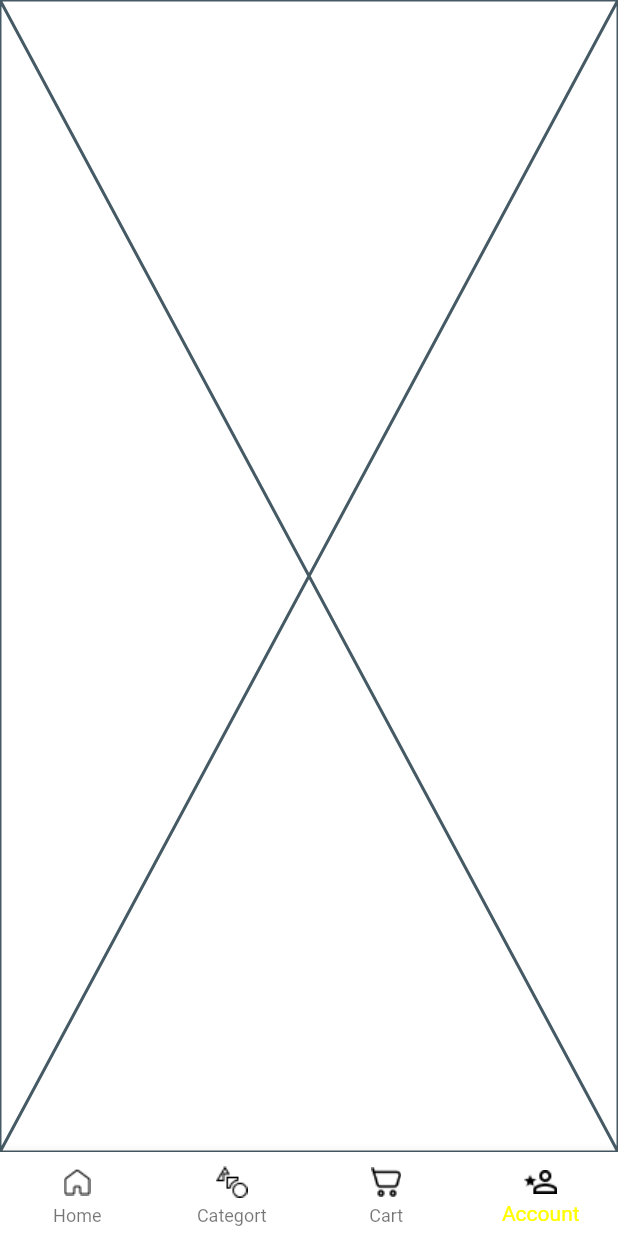
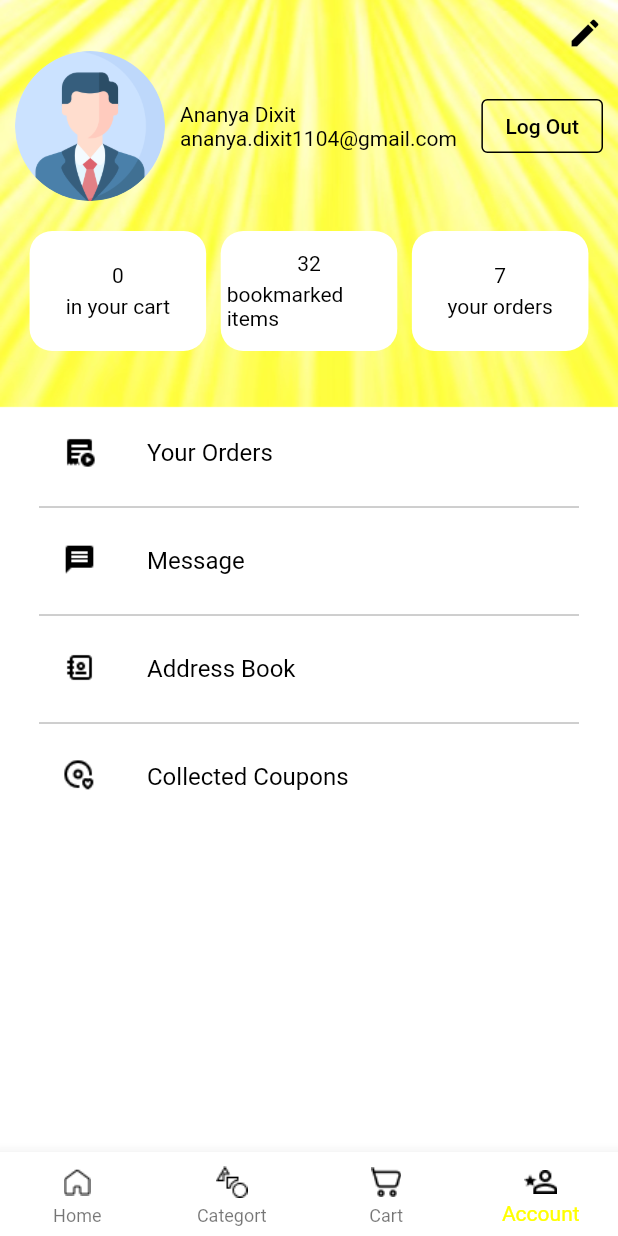
Before and after one commit to ananyadix/DailyDo, a Flutter app: the HomeScreen screen opened directly, item 4 of the bottom bar chosen, on a phone screen of 412 x 824 dp. Run offline on Flutter 3.47's test engine with Material 2 defaults, Android fonts, the phone set to English and light mode, and no system bars; our stand-ins replace get, velocity_x.

Commit message:
account tab

```diff
--- a/ecommerce/lib/account/account_tab.dart
+++ b/ecommerce/lib/account/account_tab.dart
@@ -1,10 +1,70 @@
 import 'package:ecommerce/consts/consts.dart';
+import 'package:ecommerce/consts/list.dart';
 
 class AccountTab extends StatelessWidget {
   const AccountTab({super.key});
 
   @override
   Widget build(BuildContext context) {
-    return const Placeholder();
+    return Container(
+      decoration: const BoxDecoration(
+          image: DecorationImage(image: AssetImage(account),fit: BoxFit.fill)
+      ),
+      child: Scaffold(
+        body: SafeArea(
+          child: Container(
+            padding: EdgeInsets.all(10),
+            child: Column(
+              children: [
+                Align(child: Icon(Icons.edit,color: Colors.black,),alignment: Alignment.topRight,),
+                Row(
+                  children: [
+                    Image.asset("assets/images/profile.png",width: 100,fit: BoxFit.cover,).box.roundedFull.clip(Clip.antiAlias).make(),
+                    10.widthBox,
+                    Expanded(child: Column(
+                      crossAxisAlignment: CrossAxisAlignment.start,
+                      children: [
+                        "Ananya Dixit".text.color(Colors.black).make(),
+                        "ananya.dixit1104@gmail.com".text.color(Colors.black).make(),
+                      ],
+                    )),
+                    OutlinedButton(onPressed: (){}, child: "Log Out".text.color(Colors.black).make(),
+                    style: OutlinedButton.styleFrom(
+                      side: BorderSide(
+                        color: Colors.black
+                      )
+                    ),)
+                  ],
+                ),
+                20.heightBox,
+                Row(
+                  mainAxisAlignment: MainAxisAlignment.spaceEvenly,
+                  children: [
+                    detailButton(width: context.screenWidth / 3.5, count: "0", title: "in your cart"),
+                    detailButton(width: context.screenWidth / 3.5, count: "32", title: "bookmarked items"),
+                    detailButton(width: context.screenWidth / 3.5, count: "7", title: "your orders")
+                    ],
+                ),
+                40.heightBox,
+                ListView.separated(
+                  shrinkWrap: true,
+                  separatorBuilder: (context,index){
+                    return const Divider(color: Colors.grey,);
+                  },
+                  itemCount: accountMy.length,
+                  itemBuilder: (BuildContext context,int index){
+                    return ListTile(
+                      leading: Image.asset(accountImg[index],
+                      width: 22,),
+                      title: accountMy[index].text.color(Colors.black).make(),
+                    );
+                  },
+                ).box.white.rounded.padding(EdgeInsets.symmetric(horizontal: 16)).make()
+              ],
+            ),
+          ),
+        ),
+      ),
+    );
   }
 }
--- a/ecommerce/lib/cart/cart_tab.dart
+++ b/ecommerce/lib/cart/cart_tab.dart
@@ -5,6 +5,9 @@ class CartTab extends StatelessWidget {
 
   @override
   Widget build(BuildContext context) {
-    return const Placeholder();
+    return Container(
+      color: Colors.white,
+      child: "Cart is empty".text.color(Colors.grey).makeCentered(),
+    );
   }
 }
--- a/ecommerce/lib/consts/consts.dart
+++ b/ecommerce/lib/consts/consts.dart
@@ -9,3 +9,4 @@ export 'package:ecommerce/widgets_common/button.dart';
 export 'package:ecommerce/views/authentication_screen/signup.dart';
 export 'package:ecommerce/widgets_common/featur_button.dart';
 export 'package:ecommerce/widgets_common/top_button.dart';
+export 'package:ecommerce/widgets_common/detail.dart';
--- a/ecommerce/lib/consts/images.dart
+++ b/ecommerce/lib/consts/images.dart
@@ -24,3 +24,4 @@ const haldiram="assets/images/haldiram.png";
 const coffee="assets/images/coffee.png";
 const aqua="assets/images/aqua.png";
 const chemist="assets/images/chemist.png";
+const account="assets/images/account_back.png";
--- a/ecommerce/lib/consts/list.dart
+++ b/ecommerce/lib/consts/list.dart
@@ -21,3 +21,6 @@ const categoryImages=["assets/images/veg&fru.png","assets/images/attadal.png","a
 "assets/images/baby.png","assets/images/med.png","assets/images/home.png","assets/images/clean.png","assets/images/sta.png"];
 
 const detail=["Video","Review","Return Policy","Similar Products"];
+const accountMy=["Your Orders","Message","Address Book","Collected Coupons"];
+const accountImg=["assets/images/material-symbols_order-play-rounded.png","assets/images/ic_baseline-message.png","assets/images/tabler_address-book.png",
+"assets/images/icon-park-outline_collection-records.png"];
--- /dev/null
+++ b/ecommerce/lib/widgets_common/detail.dart
@@ -0,0 +1,12 @@
+import 'package:ecommerce/consts/consts.dart';
+
+Widget detailButton({width,String? count,String? title}){
+  return Column(
+    mainAxisAlignment: MainAxisAlignment.center,
+    children: [
+      count!.text.color(Colors.black).make(),
+      5.heightBox,
+      title!.text.color(Colors.black).make()
+    ],
+  ).box.rounded.width(width).white.height(80).padding(EdgeInsets.all(4)).make();
+}
```
Also changed, not shown: ecommerce/assets/images/account_back.png (added), ecommerce/assets/images/ic_baseline-message.png (added), ecommerce/assets/images/icon-park-outline_collection-records.png (added), ecommerce/assets/images/material-symbols_order-play-rounded.png (added), ecommerce/assets/images/profile.png (added), ecommerce/assets/images/tabler_address-book.png (added).
